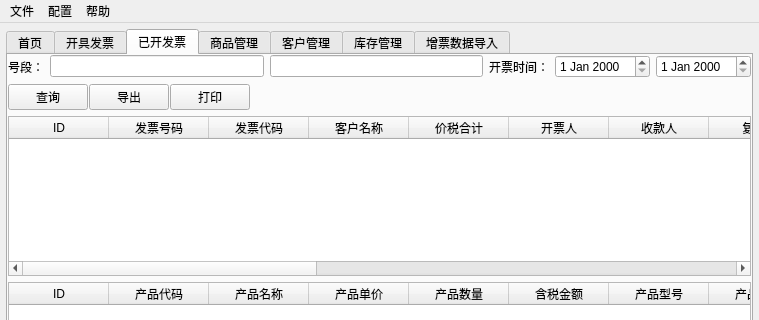
lcw2004/fapiao, file src/invoice/gui/mainwindow.ui: the form before one commit; both pictures show x 0 to 759 and y 0 to 320 of the 759 by 474 pixel window.
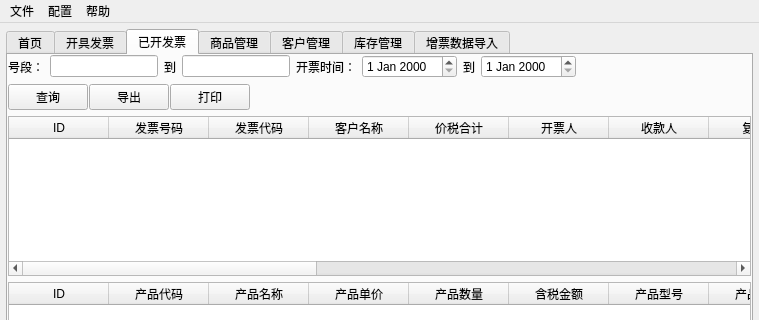
The form after the commit. Icons and pictures are not drawn.

Commit message: 修改查询框样式

What changed in the file:
```diff
--- a/src/invoice/gui/mainwindow.ui
+++ b/src/invoice/gui/mainwindow.ui
@@ -465,6 +465,13 @@
               </property>
              </widget>
             </item>
+            <item>
+             <widget class="QLabel" name="label_8">
+              <property name="text">
+               <string>到</string>
+              </property>
+             </widget>
+            </item>
             <item>
              <widget class="QLineEdit" name="ok_invoice_end_num_edit">
               <property name="baseSize">
@@ -498,11 +505,31 @@
             <item>
              <widget class="QDateEdit" name="ok_invoice_start_time_edit"/>
             </item>
+            <item>
+             <widget class="QLabel" name="label_9">
+              <property name="text">
+               <string>到</string>
+              </property>
+             </widget>
+            </item>
             <item>
              <widget class="QDateEdit" name="ok_invoice_end_time_edit"/>
             </item>
            </layout>
           </item>
+          <item row="0" column="2">
+           <spacer name="horizontalSpacer_7">
+            <property name="orientation">
+             <enum>Qt::Horizontal</enum>
+            </property>
+            <property name="sizeHint" stdset="0">
+             <size>
+              <width>40</width>
+              <height>20</height>
+             </size>
+            </property>
+           </spacer>
+          </item>
          </layout>
         </item>
         <item>
```
The commit also changes 1 other file.
